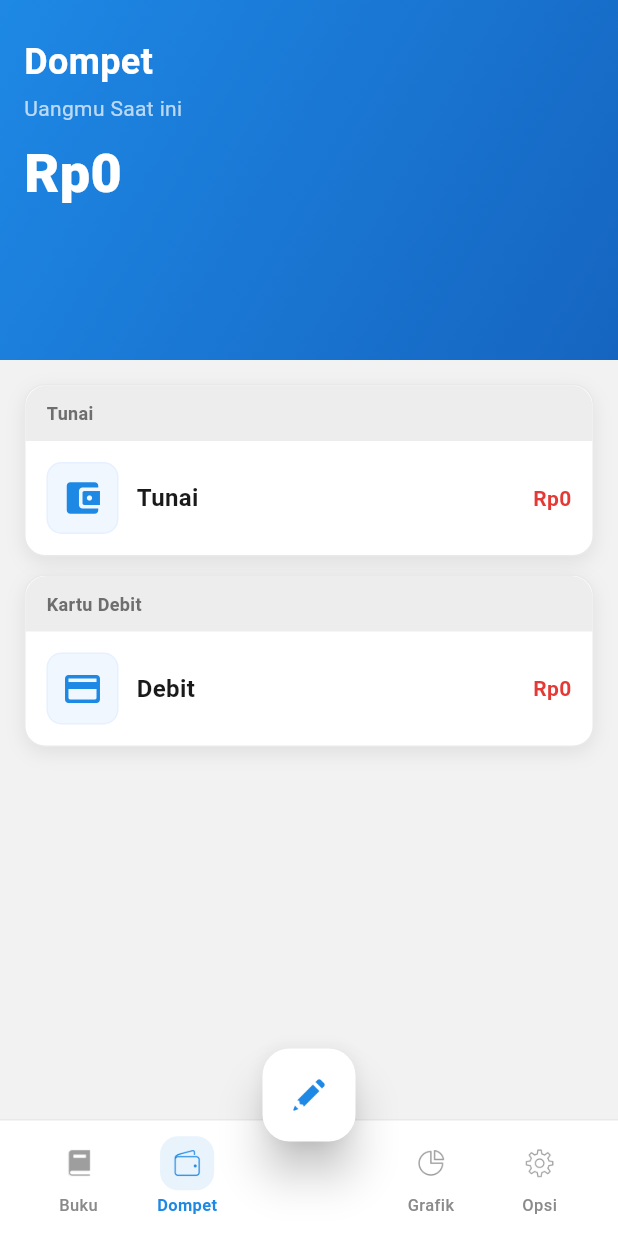
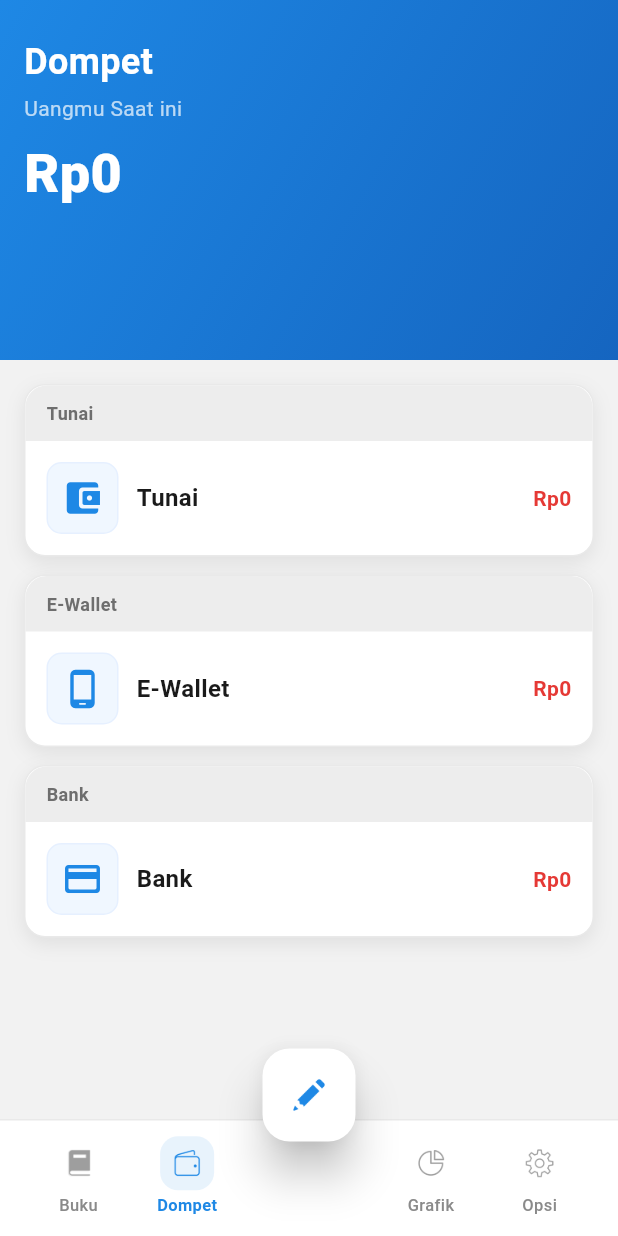
Before and after one commit to admiral-workumm/Your_moneyAPP, a Flutter app: the DompetView screen opened by its route, after a tap on "Dompet", on a phone screen of 412 x 824 dp. Run offline on Flutter 3.47's test engine with Material 3 defaults, Android fonts, the phone set to English and light mode, and no system bars; our stand-ins replace get, get_storage; accounts and stored records are empty.

Commit message:
update data dompet

```diff
--- /dev/null
+++ b/lib/app/modules/Dompet/bindings/dompet_binding.dart
@@ -0,0 +1,9 @@
+import 'package:get/get.dart';
+import 'package:your_money/app/modules/Dompet/controllers/dompet_controller.dart';
+
+class DompetBinding extends Bindings {
+  @override
+  void dependencies() {
+    Get.lazyPut<DompetController>(() => DompetController());
+  }
+}
--- /dev/null
+++ b/lib/app/modules/Dompet/controllers/dompet_controller.dart
@@ -0,0 +1,87 @@
+import 'package:get/get.dart';
+import 'package:your_money/app/data/models/transaksi.dart';
+import 'package:your_money/app/data/services/transaksi_service.dart';
+
+class DompetController extends GetxController {
+  final _transaksiService = TransaksiService();
+
+  // Observable untuk masing-masing jenis dompet
+  var saldoTunai = 0.obs;
+  var saldoEWallet = 0.obs;
+  var saldoBank = 0.obs;
+  var totalSaldo = 0.obs;
+
+  // List transaksi untuk debugging
+  var transaksiList = <Transaksi>[].obs;
+
+  @override
+  void onInit() {
+    super.onInit();
+    loadSaldo();
+  }
+
+  @override
+  void onReady() {
+    super.onReady();
+    refreshSaldo();
+  }
+
+  /// Load saldo dari semua transaksi
+  void loadSaldo() {
+    print('[DompetController] Loading saldo...');
+
+    final allTransaksi = _transaksiService.getAllTransaksi();
+    transaksiList.value = allTransaksi;
+
+    print('[DompetController] Total transaksi: ${allTransaksi.length}');
+
+    // Reset semua saldo
+    saldoTunai.value = 0;
+    saldoEWallet.value = 0;
+    saldoBank.value = 0;
+
+    // Hitung saldo per jenis dompet
+    for (var txn in allTransaksi) {
+      final jumlah = int.tryParse(txn.jumlah.replaceAll('.', '')) ?? 0;
+      final isIncome = txn.tipe == 'pemasukan';
+      final amount = isIncome ? jumlah : -jumlah;
+
+      switch (txn.jenisDompet.toLowerCase()) {
+        case 'tunai':
+          saldoTunai.value += amount;
+          break;
+        case 'e-wallet':
+          saldoEWallet.value += amount;
+          break;
+        case 'bank':
+          saldoBank.value += amount;
+          break;
+      }
+    }
+
+    // Hitung total saldo
+    totalSaldo.value = saldoTunai.value + saldoEWallet.value + saldoBank.value;
+
+    print('[DompetController] Saldo Tunai: ${saldoTunai.value}');
+    print('[DompetController] Saldo E-Wallet: ${saldoEWallet.value}');
+    print('[DompetController] Saldo Bank: ${saldoBank.value}');
+    print('[DompetController] Total Saldo: ${totalSaldo.value}');
+  }
+
+  /// Refresh saldo (untuk dipanggil dari luar)
+  void refreshSaldo() {
+    print('[DompetController] Refreshing saldo...');
+    loadSaldo();
+  }
+
+  /// Format rupiah untuk tampilan
+  String formatRupiah(int value) {
+    final isNegative = value < 0;
+    final absValue = value.abs();
+    final formatted = absValue.toString().replaceAllMapped(
+          RegExp(r'(\d{1,3})(?=(\d{3})+(?!\d))'),
+          (Match m) => '${m[1]}.',
+        );
+    return isNegative ? '-Rp$formatted' : 'Rp$formatted';
+  }
+}
--- a/lib/app/modules/Dompet/views/dompet_view.dart
+++ b/lib/app/modules/Dompet/views/dompet_view.dart
@@ -1,16 +1,12 @@
 import 'package:flutter/material.dart';
 import 'package:get/get.dart';
+import 'package:your_money/app/modules/Dompet/controllers/dompet_controller.dart';
 import 'package:your_money/app/routes/app_routes.dart';
 
-class DompetView extends StatefulWidget {
+class DompetView extends GetView<DompetController> {
   final bool showBottomAndFab;
   const DompetView({super.key, this.showBottomAndFab = true});
 
-  @override
-  State<DompetView> createState() => _DompetViewState();
-}
-
-class _DompetViewState extends State<DompetView> {
   // THEME
   static const _blue = Color(0xFF1E88E5);
   static const _blueDark = Color(0xFF1565C0);
@@ -36,7 +32,7 @@ class _DompetViewState extends State<DompetView> {
             automaticallyImplyLeading: false,
             pinned: false,
             floating: false,
-            expandedHeight: 240, // fleksibel, cukup tinggi untuk teks
+            expandedHeight: 240,
             backgroundColor: _blue,
             elevation: 0,
             flexibleSpace: LayoutBuilder(
@@ -72,15 +68,18 @@ class _DompetViewState extends State<DompetView> {
                                 TextStyle(color: Colors.white70, fontSize: 14),
                           ),
                           const SizedBox(height: 8),
-                          const Text(
-                            'Rp0',
-                            style: TextStyle(
+                          Obx(() {
+                            return Text(
+                              controller
+                                  .formatRupiah(controller.totalSaldo.value),
+                              style: const TextStyle(
                                 color: Colors.white,
                                 fontSize: 36,
                                 fontWeight: FontWeight.w800,
                                 letterSpacing: .2,
                               ),
-                          ),
+                            );
+                          }),
                         ],
                       ),
                     ),
@@ -101,19 +100,29 @@ class _DompetViewState extends State<DompetView> {
                 padding: const EdgeInsets.fromLTRB(_side, 16, _side, 16),
                 child: Column(
                   children: [
-                    _WalletCard(
+                    Obx(() => _WalletCard(
                           sectionTitle: 'Tunai',
                           title: 'Tunai',
-                      trailing: 'Rp0',
+                          trailing: controller
+                              .formatRupiah(controller.saldoTunai.value),
                           leadingIcon: Icons.account_balance_wallet_rounded,
-                    ),
+                        )),
                     const SizedBox(height: 12),
-                    _WalletCard(
-                      sectionTitle: 'Kartu Debit',
-                      title: 'Debit',
-                      trailing: 'Rp0',
+                    Obx(() => _WalletCard(
+                          sectionTitle: 'E-Wallet',
+                          title: 'E-Wallet',
+                          trailing: controller
+                              .formatRupiah(controller.saldoEWallet.value),
+                          leadingIcon: Icons.phone_android_rounded,
+                        )),
+                    const SizedBox(height: 12),
+                    Obx(() => _WalletCard(
+                          sectionTitle: 'Bank',
+                          title: 'Bank',
+                          trailing: controller
+                              .formatRupiah(controller.saldoBank.value),
                           leadingIcon: Icons.credit_card_rounded,
-                    ),
+                        )),
                     SizedBox(height: _barH + (_fabSize / 2) + safe + 24),
                   ],
                 ),
@@ -124,10 +133,9 @@ class _DompetViewState extends State<DompetView> {
       ),
 
       // ===== FAB PENSIL =====
-      floatingActionButtonLocation: widget.showBottomAndFab
-          ? FloatingActionButtonLocation.centerDocked
-          : null,
-      floatingActionButton: widget.showBottomAndFab
+      floatingActionButtonLocation:
+          showBottomAndFab ? FloatingActionButtonLocation.centerDocked : null,
+      floatingActionButton: showBottomAndFab
           ? SizedBox(
               width: _fabSize,
               height: _fabSize,
@@ -150,7 +158,7 @@ class _DompetViewState extends State<DompetView> {
           : null,
 
       // ===== BOTTOM BAR =====
-      bottomNavigationBar: widget.showBottomAndFab
+      bottomNavigationBar: showBottomAndFab
           ? SizedBox(
               height: _barH + safe,
               child: Container(
--- a/lib/app/modules/catatkeuangan/controllers/catatkeuangan_controller.dart
+++ b/lib/app/modules/catatkeuangan/controllers/catatkeuangan_controller.dart
@@ -3,6 +3,7 @@ import 'package:get/get.dart';
 import 'package:your_money/app/data/models/transaksi.dart';
 import 'package:your_money/app/data/services/transaksi_service.dart';
 import 'package:your_money/app/modules/home/controllers/home_controller.dart';
+import 'package:your_money/app/modules/Dompet/controllers/dompet_controller.dart';
 import 'package:your_money/app/routes/app_routes.dart';
 
 class CatatKeuanganController extends GetxController {
@@ -139,7 +140,7 @@ class CatatKeuanganController extends GetxController {
     // Reset form
     _resetForm();
 
-    // Trigger refresh di HomeController SEBELUM back
+    // Trigger refresh di HomeController dan DompetController SEBELUM back
     try {
       final homeController = Get.find<HomeController>();
       print('[CatatKeuanganController] Refreshing home controller...');
@@ -147,6 +148,18 @@ class CatatKeuanganController extends GetxController {
       print('[CatatKeuanganController] Home controller refreshed!');
     } catch (e) {
       print('[CatatKeuanganController] HomeController error: $e');
+    }
+
+    // Refresh DompetController jika ada
+    try {
+      if (Get.isRegistered<DompetController>()) {
+        final dompetController = Get.find<DompetController>();
+        print('[CatatKeuanganController] Refreshing dompet controller...');
+        dompetController.refreshSaldo();
+        print('[CatatKeuanganController] Dompet controller refreshed!');
+      }
+    } catch (e) {
+      print('[CatatKeuanganController] DompetController error: $e');
     }
 
     // Navigasi langsung ke HOME (bukan Get.back)
--- a/lib/app/modules/onboarding/controllers/atur_buku_controller.dart
+++ b/lib/app/modules/onboarding/controllers/atur_buku_controller.dart
@@ -1,10 +1,12 @@
 import 'package:flutter/material.dart';
 import 'package:get/get.dart';
+import 'package:get_storage/get_storage.dart';
 import 'package:your_money/app/modules/home/controllers/home_controller.dart';
 
 class AturBukuController extends GetxController {
   final namaPenggunaC = TextEditingController();
   final namaBukuC = TextEditingController();
+  final _storage = GetStorage();
 
   void onNext() {
     // Store the data before navigating
@@ -16,6 +18,13 @@ class AturBukuController extends GetxController {
         'userName': namaPenggunaC.text,
         'bookName': namaBukuC.text,
       });
+
+      // Simpan status onboarding selesai ke local storage
+      _storage.write('onboarding_completed', true);
+      _storage.write('user_name', namaPenggunaC.text);
+      _storage.write('book_name', namaBukuC.text);
+      print('[AturBukuController] Onboarding completed, data saved');
+
       Get.offAllNamed('/home');
     }
   }
--- a/lib/app/modules/shell/bindings/shell_binding.dart
+++ b/lib/app/modules/shell/bindings/shell_binding.dart
@@ -1,6 +1,7 @@
 import 'package:get/get.dart';
 import '../controllers/shell_controller.dart';
 import '../../home/controllers/home_controller.dart';
+import '../../Dompet/controllers/dompet_controller.dart';
 
 class ShellBinding extends Bindings {
   @override
@@ -8,5 +9,7 @@ class ShellBinding extends Bindings {
     Get.lazyPut<ShellController>(() => ShellController());
     // ensure HomeController available for Home tab
     Get.lazyPut<HomeController>(() => HomeController());
+    // ensure DompetController available for Dompet tab
+    Get.lazyPut<DompetController>(() => DompetController());
   }
 }
--- a/lib/app/routes/app_pages.dart
+++ b/lib/app/routes/app_pages.dart
@@ -1,6 +1,7 @@
 import 'package:flutter/material.dart';
 import 'package:get/get.dart';
 import 'package:your_money/app/modules/Dompet/views/dompet_view.dart';
+import 'package:your_money/app/modules/Dompet/bindings/dompet_binding.dart';
 import 'package:your_money/app/modules/catatkeuangan/bindings/catatkeuangan_binding.dart';
 import 'package:your_money/app/modules/catatkeuangan/views/catat_keuangan_view.dart';
 import 'package:your_money/app/modules/home/bindings/home_binding.dart';
@@ -57,7 +58,7 @@ class AppPages {
     GetPage(
       name: Routes.DOMPET,
       page: () => const DompetView(),
-      // binding: DompetBinding(),
+      binding: DompetBinding(),
     ),
     GetPage(
       name: Routes.KATEGORI,
--- a/lib/main.dart
+++ b/lib/main.dart
@@ -9,6 +9,13 @@ void main() async {
 
   // Init local storage for persisting accounts
   await GetStorage.init();
+
+  // Cek apakah onboarding sudah selesai
+  final storage = GetStorage();
+  final bool onboardingCompleted =
+      storage.read('onboarding_completed') ?? false;
+
+  print('[Main] Onboarding completed: $onboardingCompleted');
 
   // edge-to-edge
   SystemChrome.setEnabledSystemUIMode(SystemUiMode.edgeToEdge);
@@ -22,18 +29,25 @@ void main() async {
     systemNavigationBarIconBrightness: Brightness.dark,
   ));
 
-  runApp(const MyApp());
+  runApp(MyApp(onboardingCompleted: onboardingCompleted));
 }
 
 class MyApp extends StatelessWidget {
-  const MyApp({Key? key}) : super(key: key);
+  final bool onboardingCompleted;
+
+  const MyApp({Key? key, required this.onboardingCompleted}) : super(key: key);
 
   @override
   Widget build(BuildContext context) {
+    // Jika sudah pernah setup, langsung ke home. Jika belum, ke onboarding
+    final initialRoute = onboardingCompleted ? '/home' : AppPages.INITIAL;
+
+    print('[MyApp] Initial route: $initialRoute');
+
     return GetMaterialApp(
       debugShowCheckedModeBanner: false,
       title: "Application",
-      initialRoute: AppPages.INITIAL,
+      initialRoute: initialRoute,
       getPages: AppPages.routes,
     );
   }
```
Also changed, not shown: 1 other file. Lines whose indentation alone changed are shown as unchanged.
